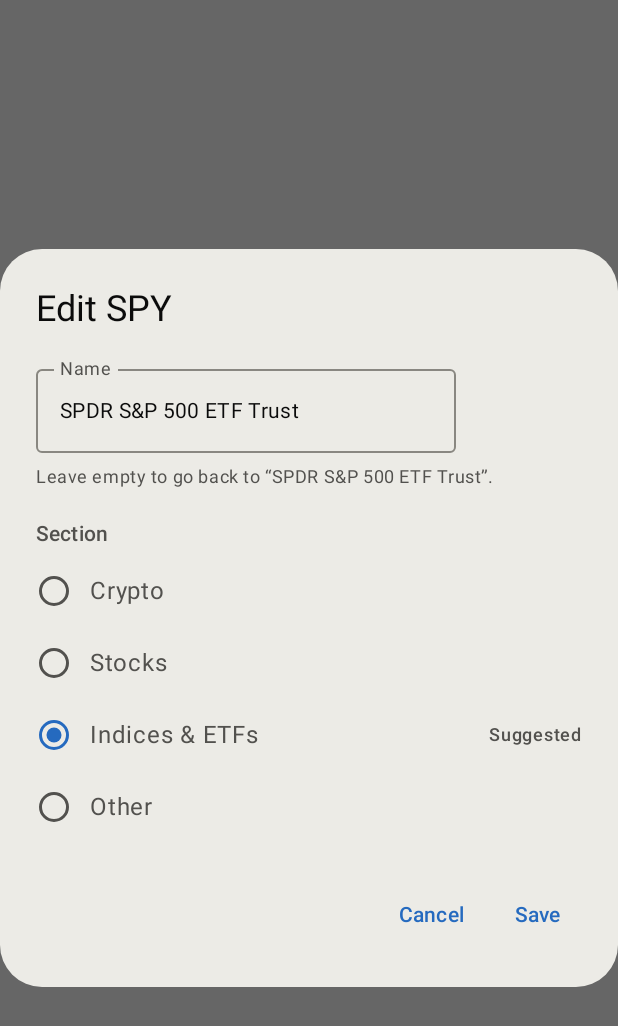
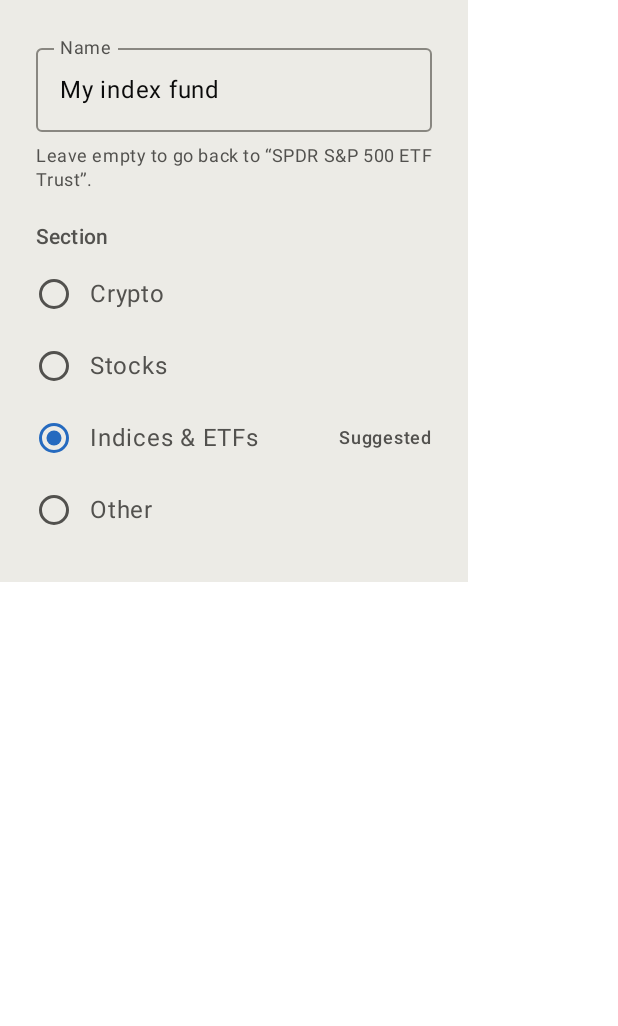
Before and after one commit to dmxhZA/pricewatch, an Android app built with Jetpack Compose: the @Preview function EditDialogPreview, on a phone screen of 412 x 824 dp. Shown: the top 1026 px of the screen. Run offline under Robolectric (Android 15) with nearby library versions, the phone set to English and light mode, and no system bars.

Commit message:
Make the edit dialog preview render
Previews cannot draw a dialog's window, so the preview came out blank. The
dialog's fields are now their own composable, previewed in place.

Co-Authored-By: Claude Opus 5.5 <noreply@anthropic.com>

```diff
--- a/app/src/main/kotlin/app/pricewatch/ui/watchlist/WatchlistScreen.kt
+++ b/app/src/main/kotlin/app/pricewatch/ui/watchlist/WatchlistScreen.kt
@@ -372,25 +372,34 @@ private fun EditDialog(asset: Asset, onDismiss: () -> Unit, onSave: (String, Ass
   AlertDialog(
     onDismissRequest = onDismiss,
     title = { Text("Edit ${asset.symbol}") },
-    text = {
-      Column(Modifier.verticalScroll(rememberScrollState())) {
-        OutlinedTextField(value = text, onValueChange = { text = it }, singleLine = true, label = { Text("Name") })
-        Text(
-          "Leave empty to go back to “${asset.name}”.",
-          style = MaterialTheme.typography.bodySmall,
-          color = MaterialTheme.colorScheme.onSurfaceVariant,
-          modifier = Modifier.padding(top = 8.dp),
-        )
-        Text("Section", style = MaterialTheme.typography.titleSmall, modifier = Modifier.padding(top = 20.dp, bottom = 4.dp))
-        GroupChoices(selected = group, suggested = asset.type.suggestedGroup, onSelect = { group = it })
-      }
-    },
+    text = { EditFields(asset, text, onTextChange = { text = it }, group, onGroupChange = { group = it }) },
     confirmButton = {
       // Saving the provider's own name means "no custom name".
       TextButton(onClick = { onSave(if (text.trim() == asset.name) "" else text, group) }) { Text("Save") }
     },
     dismissButton = { TextButton(onClick = onDismiss) { Text("Cancel") } },
   )
+}
+
+@Composable
+private fun EditFields(
+  asset: Asset,
+  text: String,
+  onTextChange: (String) -> Unit,
+  group: AssetGroup,
+  onGroupChange: (AssetGroup) -> Unit,
+) {
+  Column(Modifier.verticalScroll(rememberScrollState())) {
+    OutlinedTextField(value = text, onValueChange = onTextChange, singleLine = true, label = { Text("Name") })
+    Text(
+      "Leave empty to go back to “${asset.name}”.",
+      style = MaterialTheme.typography.bodySmall,
+      color = MaterialTheme.colorScheme.onSurfaceVariant,
+      modifier = Modifier.padding(top = 8.dp),
+    )
+    Text("Section", style = MaterialTheme.typography.titleSmall, modifier = Modifier.padding(top = 20.dp, bottom = 4.dp))
+    GroupChoices(selected = group, suggested = asset.type.suggestedGroup, onSelect = onGroupChange)
+  }
 }
 
 @Composable
@@ -512,5 +521,12 @@ private fun WatchlistEmptyPreview() {
 @Preview(showBackground = true)
 @Composable
 private fun EditDialogPreview() {
-  PriceWatchTheme { EditDialog(PreviewData.sp500, onDismiss = {}, onSave = { _, _ -> }) }
+  // A dialog opens in its own window, which previews cannot show; draw its fields in place instead.
+  PriceWatchTheme {
+    Surface(color = MaterialTheme.colorScheme.surfaceContainerHigh, modifier = Modifier.width(312.dp)) {
+      Box(Modifier.padding(24.dp)) {
+        EditFields(PreviewData.sp500, "My index fund", {}, AssetGroup.INDICES, {})
+      }
+    }
+  }
 }
```
